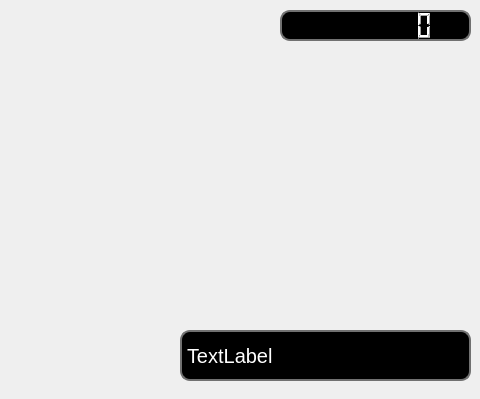
First picture: the form in mainwindow.ui, repository Redflyo/forcework_game, before the edit; both pictures show x 720 to 1200 and y 0 to 399 of the 1200 by 399 pixel window.
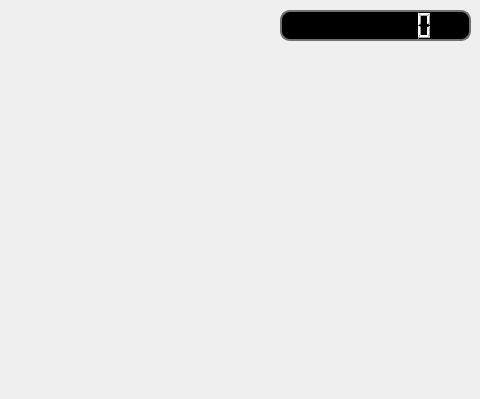
Second picture: the form after the edit.

What changed in the file:
```diff
--- a/mainwindow.ui
+++ b/mainwindow.ui
@@ -191,27 +191,6 @@
        <enum>QLCDNumber::Filled</enum>
       </property>
      </widget>
-     <widget class="QLabel" name="introLabel">
-      <property name="geometry">
-       <rect>
-        <x>900</x>
-        <y>330</y>
-        <width>291</width>
-        <height>51</height>
-       </rect>
-      </property>
-      <property name="styleSheet">
-       <string notr="true">  background-color: rgb(0, 0, 0);
-  border: 2px solid rgb(113, 113, 113);
-  border-width: 2px;
-  border-radius: 10px;
-  color: rgb(255, 255, 255);
-  font-size: 20px;</string>
-      </property>
-      <property name="text">
-       <string>TextLabel</string>
-      </property>
-     </widget>
     </widget>
     <widget class="QWidget" name="Settings">
      <widget class="QFrame" name="frame_2">
```
